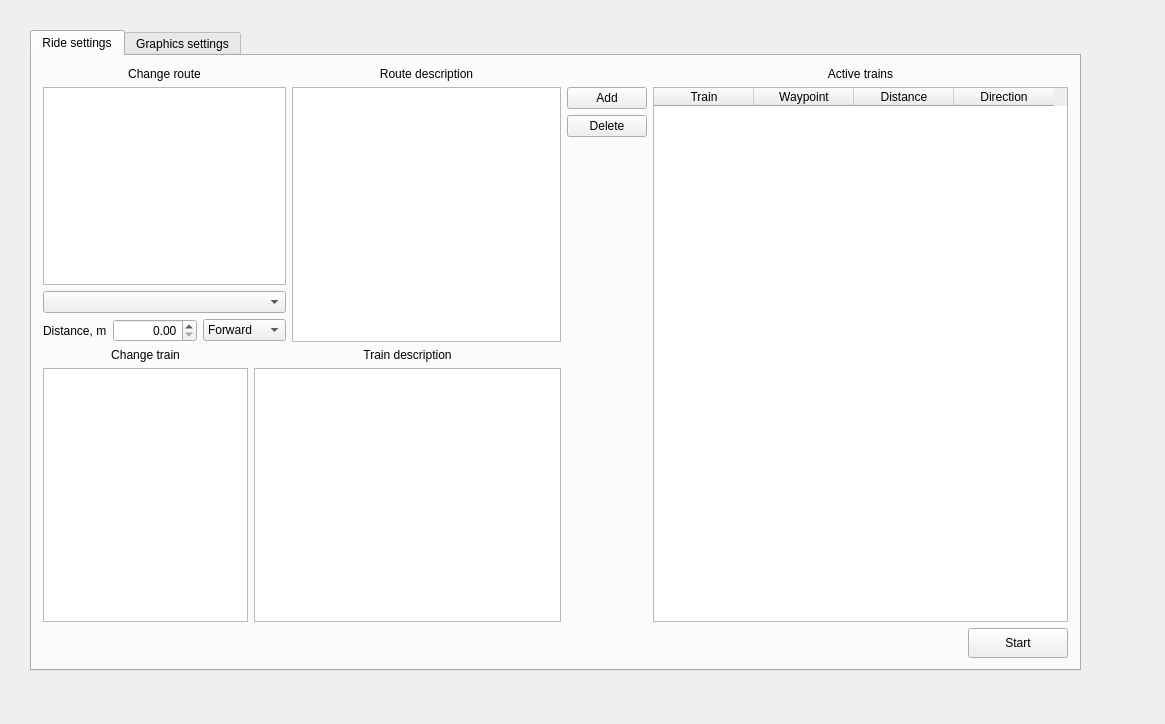
Above: launcher/forms/mainwindow.ui from RaV001/RRS before the change. Below: the same form after it.
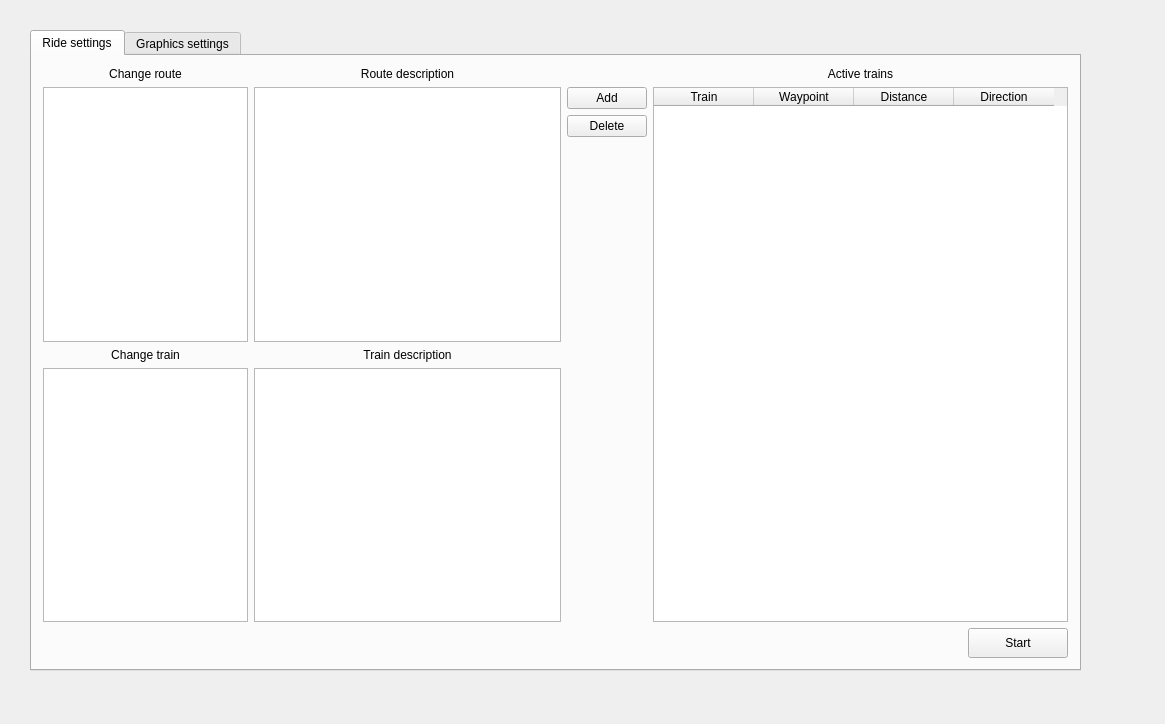
That is the form after the change.

Commit message: Убран не нужные более глобальные настройки положения поезда

The edit to the form file:
```diff
--- a/launcher/forms/mainwindow.ui
+++ b/launcher/forms/mainwindow.ui
@@ -80,66 +80,7 @@
                  </widget>
                 </item>
                 <item>
-                 <widget class="QComboBox" name="cbTrajectories"/>
-                </item>
-                <item>
-                 <layout class="QHBoxLayout" name="horizontalLayout" stretch="1,3,0">
-                  <item>
-                   <widget class="QLabel" name="label_3">
-                    <property name="sizePolicy">
-                     <sizepolicy hsizetype="Expanding" vsizetype="Preferred">
-                      <horstretch>0</horstretch>
-                      <verstretch>0</verstretch>
-                     </sizepolicy>
-                    </property>
-                    <property name="maximumSize">
-                     <size>
-                      <width>10000</width>
-                      <height>16777215</height>
-                     </size>
-                    </property>
-                    <property name="text">
-                     <string>Distance, m</string>
-                    </property>
-                   </widget>
-                  </item>
-                  <item>
-                   <widget class="QDoubleSpinBox" name="dsbOrdinate">
-                    <property name="sizePolicy">
-                     <sizepolicy hsizetype="Preferred" vsizetype="Fixed">
-                      <horstretch>0</horstretch>
-                      <verstretch>0</verstretch>
-                     </sizepolicy>
-                    </property>
-                    <property name="locale">
-                     <locale language="English" country="UnitedStates"/>
-                    </property>
-                    <property name="alignment">
-                     <set>Qt::AlignRight|Qt::AlignTrailing|Qt::AlignVCenter</set>
-                    </property>
-                    <property name="maximum">
-                     <double>40000000.000000000000000</double>
-                    </property>
-                   </widget>
-                  </item>
-                  <item>
-                   <widget class="QComboBox" name="cbDirection">
-                    <property name="currentIndex">
-                     <number>0</number>
-                    </property>
-                    <item>
-                     <property name="text">
-                      <string>Forward</string>
-                     </property>
-                    </item>
-                    <item>
-                     <property name="text">
-                      <string>Backward</string>
-                     </property>
-                    </item>
-                   </widget>
-                  </item>
-                 </layout>
+                 <layout class="QHBoxLayout" name="horizontalLayout" stretch=""/>
                 </item>
                </layout>
               </item>
```
The commit also changes 2 other files.
